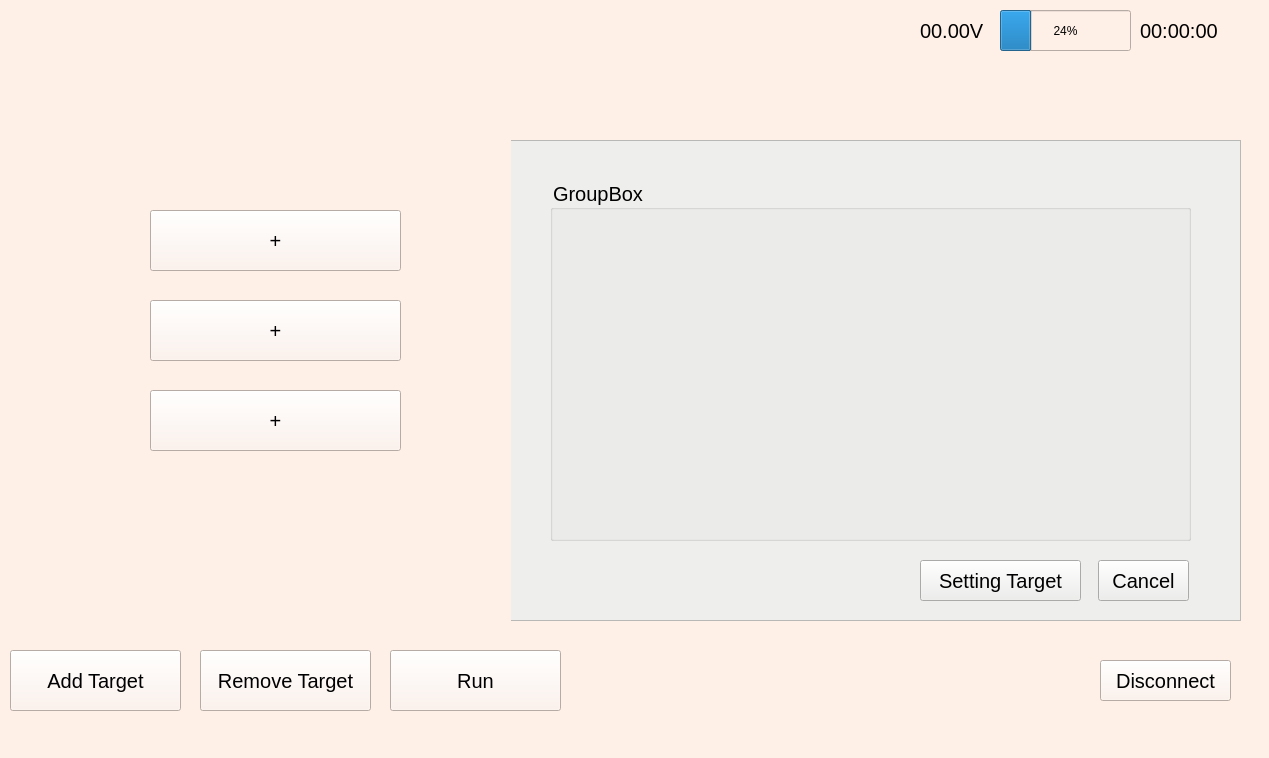
First picture: the form in junbot_gui/ui/robotinterface.ui, repository lacie-life/junbot_core, before the edit.
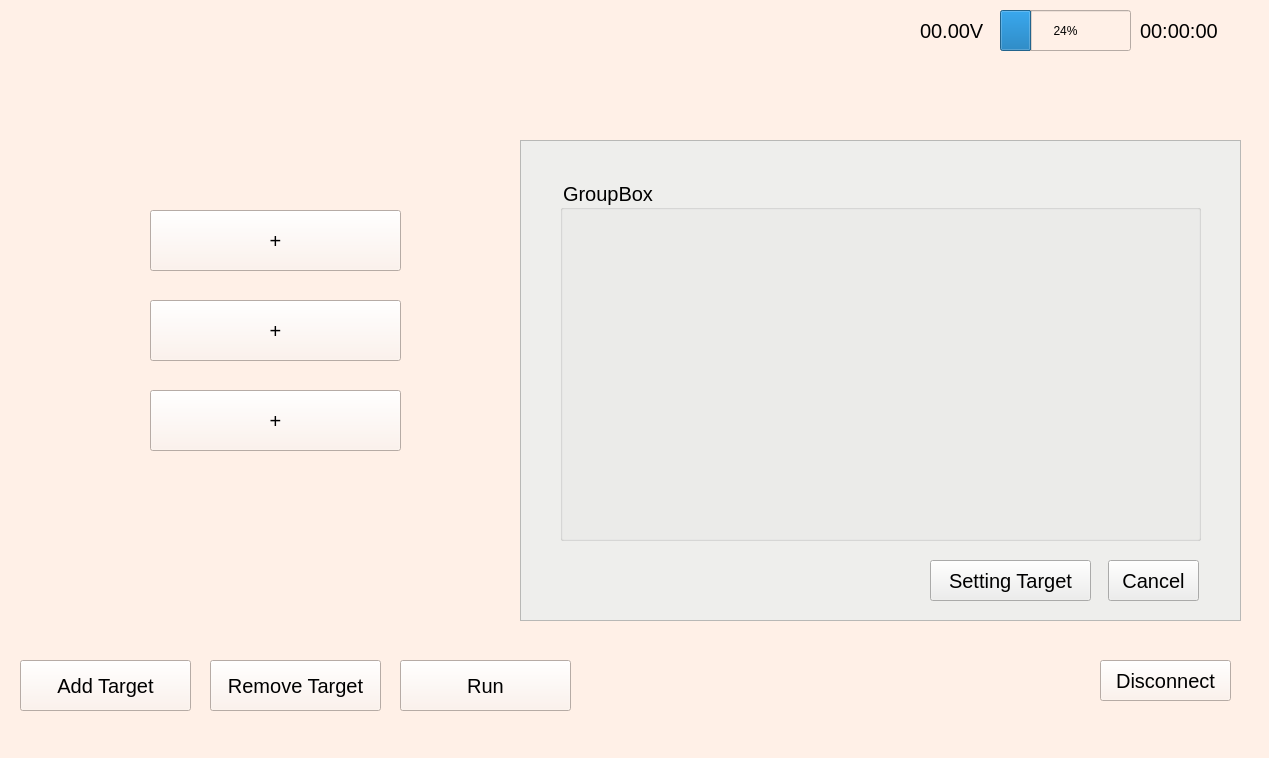
Second picture: the form after the edit. The open tabs and pages were chosen to show the change. Icons and pictures are not drawn.

```diff
--- a/junbot_gui/ui/robotinterface.ui
+++ b/junbot_gui/ui/robotinterface.ui
@@ -261,9 +261,9 @@
      <widget class="QFrame" name="frame_3">
       <property name="geometry">
        <rect>
-        <x>20</x>
+        <x>30</x>
         <y>30</y>
-        <width>731</width>
+        <width>721</width>
         <height>481</height>
        </rect>
       </property>
@@ -547,10 +547,10 @@
    <widget class="QPushButton" name="addTarget_btn">
     <property name="geometry">
      <rect>
-      <x>10</x>
-      <y>650</y>
+      <x>20</x>
+      <y>660</y>
       <width>171</width>
-      <height>61</height>
+      <height>51</height>
      </rect>
     </property>
     <property name="font">
@@ -565,10 +565,10 @@
    <widget class="QPushButton" name="remove_btn">
     <property name="geometry">
      <rect>
-      <x>200</x>
-      <y>650</y>
+      <x>210</x>
+      <y>660</y>
       <width>171</width>
-      <height>61</height>
+      <height>51</height>
      </rect>
     </property>
     <property name="font">
@@ -583,10 +583,10 @@
    <widget class="QPushButton" name="run_btn">
     <property name="geometry">
      <rect>
-      <x>390</x>
-      <y>650</y>
+      <x>400</x>
+      <y>660</y>
       <width>171</width>
-      <height>61</height>
+      <height>51</height>
      </rect>
     </property>
     <property name="font">
```
Left out of the diff: 2 changed lines with no effect on the pictures.
